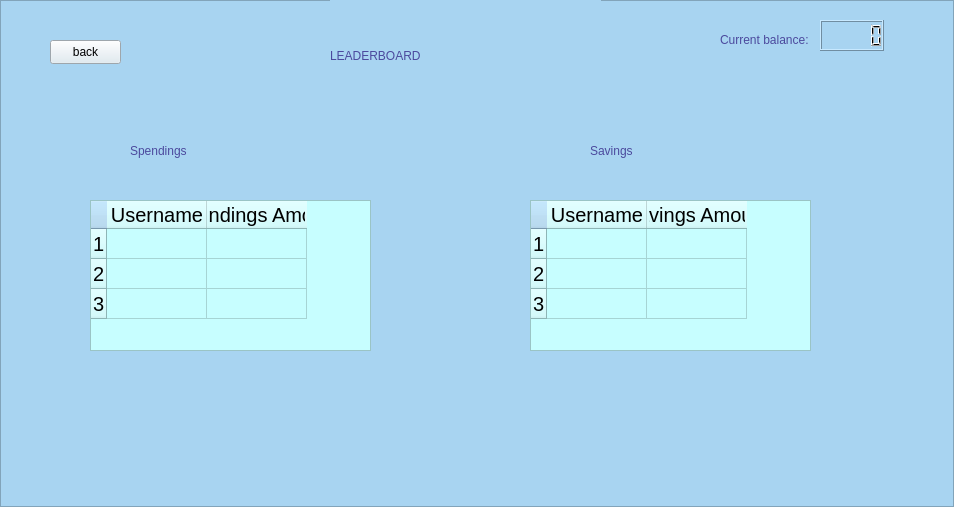
Before: the Qt Designer form view/leaderboard.ui in rawsashimi1604/1009_BankingSystem, drawn with Qt 5.
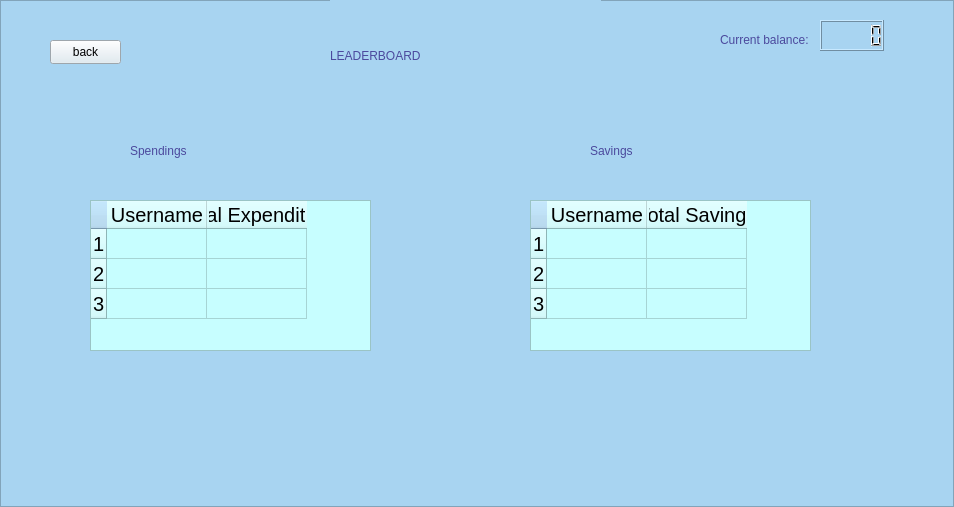
After: the same form once the commit is applied.

Commit message: added leaderboard QLabel

What changed in the file:
```diff
--- a/view/leaderboard.ui
+++ b/view/leaderboard.ui
@@ -173,7 +173,7 @@
       </column>
       <column>
        <property name="text">
-        <string>Spendings Amount</string>
+        <string>Total Expenditure</string>
        </property>
       </column>
      </widget>
@@ -214,7 +214,7 @@
       </column>
       <column>
        <property name="text">
-        <string>Savings Amount</string>
+        <string>Total Savings</string>
        </property>
       </column>
      </widget>
@@ -247,13 +247,13 @@
        <rect>
         <x>590</x>
         <y>360</y>
-        <width>191</width>
+        <width>250</width>
         <height>81</height>
        </rect>
       </property>
       <property name="font">
        <font>
-        <pointsize>18</pointsize>
+        <pointsize>8</pointsize>
         <italic>false</italic>
         <bold>true</bold>
        </font>
```
Left out of the diff: 8 changed lines with no effect on the pictures. The commit also changes 8 other files.
